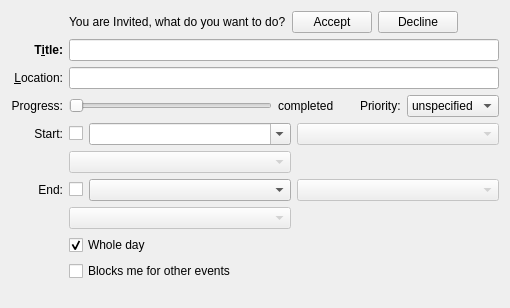
First picture: the form in incidenceeditor-ng/dialogmobile.ui, repository KDE/kdepim, before the edit.
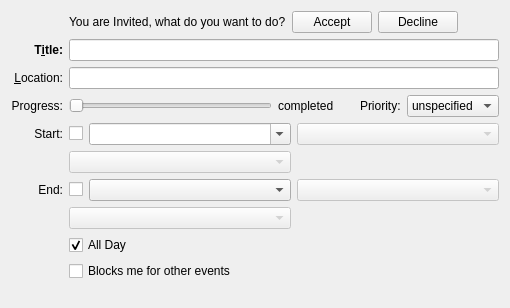
Second picture: the form after the edit. Custom widgets are drawn as their Qt base class.

Commit message:
Change the "Takes the whole day" checkbox to say "All Day". this is more consistent with other calendaring tools
FIXED-IN: 4.11

```diff
--- a/incidenceeditor-ng/dialogmobile.ui
+++ b/incidenceeditor-ng/dialogmobile.ui
@@ -244,7 +244,7 @@
       <string comment="@info:whatsthis">Set if this to-do's start and due dates have times associated with them.</string>
      </property>
      <property name="text">
-      <string comment="@option:check The event or task takes the whole day">Whole day</string>
+      <string comment="@option:check The event or task takes the whole day">All Day</string>
      </property>
      <property name="checked">
       <bool>true</bool>
```
The commit also changes 2 other files.
